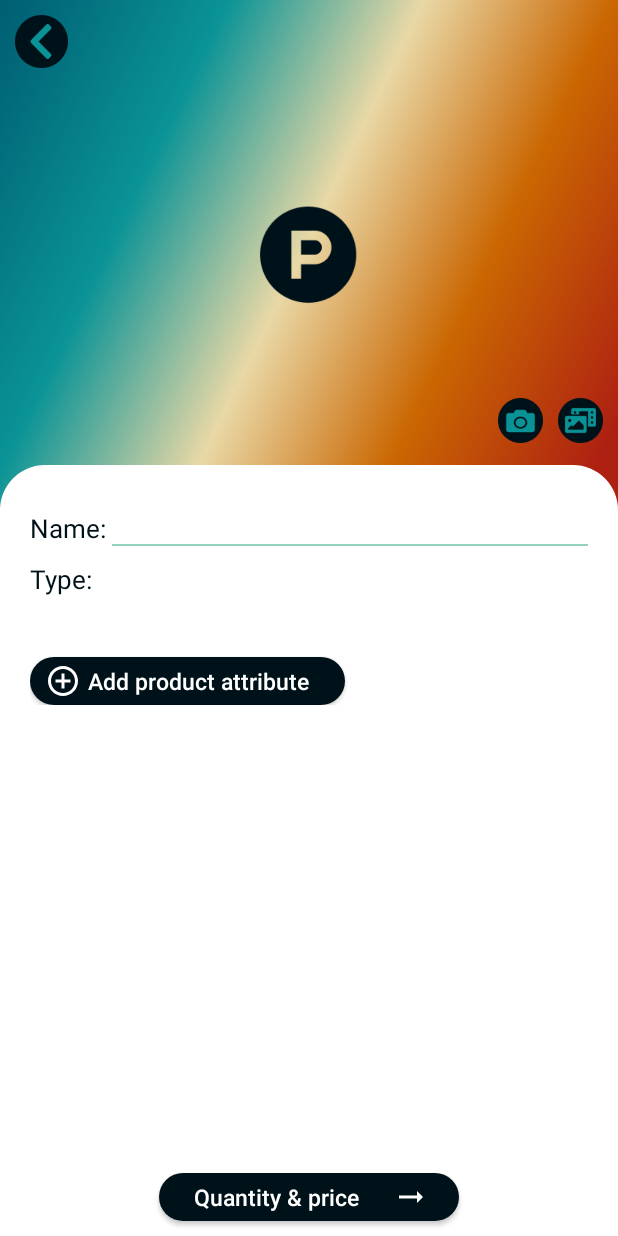
After one commit to Anhduy-git/Hanbai, an Android app: the NewProductActivity screen opened directly, with no data from a screen before it, on a phone screen of 412 x 824 dp. The commit adds this screen. Run offline under Robolectric (Android 15) with nearby library versions, the phone set to English and light mode, and no system bars.

Commit message:
new product page

```diff
--- a/AndroidApp/app/build.gradle
+++ b/AndroidApp/app/build.gradle
@@ -38,4 +38,6 @@ dependencies {
     androidTestImplementation 'androidx.test.espresso:espresso-core:3.4.0'
     implementation 'de.hdodenhof:circleimageview:3.1.0'
     implementation "androidx.cardview:cardview:1.0.0"
+    //noinspection GradleCompatible
+    implementation 'com.android.support:design:29.0.0'
 }
--- a/AndroidApp/app/src/main/AndroidManifest.xml
+++ b/AndroidApp/app/src/main/AndroidManifest.xml
@@ -10,8 +10,12 @@
         android:supportsRtl="true"
         android:theme="@style/Theme.AndroidApp">
         <activity
-            android:name=".NewClientActivity" android:theme="@style/NoStatusBar"
+            android:name=".NewProductActivity"
             android:exported="false" />
+        <activity
+            android:name=".NewClientActivity"
+            android:exported="false"
+            android:theme="@style/NoStatusBar" />
         <activity
             android:name=".NewOrderActivity"
             android:exported="false" />
--- /dev/null
+++ b/AndroidApp/app/src/main/java/com/example/androidapp/NewProductActivity.java
@@ -0,0 +1,14 @@
+package com.example.androidapp;
+
+import androidx.appcompat.app.AppCompatActivity;
+
+import android.os.Bundle;
+
+public class NewProductActivity extends AppCompatActivity {
+
+    @Override
+    protected void onCreate(Bundle savedInstanceState) {
+        super.onCreate(savedInstanceState);
+        setContentView(R.layout.activity_new_product);
+    }
+}
--- /dev/null
+++ b/AndroidApp/app/src/main/res/drawable/arrow_icon.xml
@@ -0,0 +1,5 @@
+<vector android:autoMirrored="true" android:height="24dp"
+    android:tint="#FFFFFF" android:viewportHeight="24"
+    android:viewportWidth="24" android:width="24dp" xmlns:android="http://schemas.android.com/apk/res/android">
+    <path android:fillColor="@android:color/white" android:pathData="M16.01,11H4v2h12.01v3L20,12l-3.99,-4z"/>
+</vector>
--- /dev/null
+++ b/AndroidApp/app/src/main/res/drawable/bg_white_product.xml
@@ -0,0 +1,6 @@
+<?xml version="1.0" encoding="utf-8"?>
+<shape android:shape="rectangle" xmlns:android="http://schemas.android.com/apk/res/android">
+    <solid android:color="@color/white"></solid>
+    <corners android:topLeftRadius="30dp"
+        android:topRightRadius="30dp"></corners>
+</shape>
--- /dev/null
+++ b/AndroidApp/app/src/main/res/drawable/plus_cir_icon.xml
@@ -0,0 +1,5 @@
+<vector android:height="24dp" android:tint="#FFFFFF"
+    android:viewportHeight="24" android:viewportWidth="24"
+    android:width="24dp" xmlns:android="http://schemas.android.com/apk/res/android">
+    <path android:fillColor="@android:color/white" android:pathData="M13,7h-2v4L7,11v2h4v4h2v-4h4v-2h-4L13,7zM12,2C6.48,2 2,6.48 2,12s4.48,10 10,10 10,-4.48 10,-10S17.52,2 12,2zM12,20c-4.41,0 -8,-3.59 -8,-8s3.59,-8 8,-8 8,3.59 8,8 -3.59,8 -8,8z"/>
+</vector>
--- /dev/null
+++ b/AndroidApp/app/src/main/res/layout/activity_new_product.xml
@@ -0,0 +1,148 @@
+<?xml version="1.0" encoding="utf-8"?>
+<RelativeLayout xmlns:android="http://schemas.android.com/apk/res/android"
+    xmlns:tools="http://schemas.android.com/tools"
+    android:layout_width="match_parent"
+    android:layout_height="match_parent"
+    android:background="@color/white"
+    xmlns:app="http://schemas.android.com/apk/res-auto"
+    tools:context=".NewProductActivity">
+    <Button
+        android:layout_width="35dp"
+        android:layout_height="35dp"
+        android:layout_marginLeft="10dp"
+        android:layout_marginTop="10dp"
+        android:background="@drawable/back_btn_1"></Button>
+    <androidx.coordinatorlayout.widget.CoordinatorLayout
+        android:layout_width="match_parent"
+        android:layout_height="match_parent">
+        <com.google.android.material.appbar.AppBarLayout
+            android:id="@+id/appbar"
+            android:layout_width="match_parent"
+            android:layout_height="wrap_content"
+            android:theme="@style/Theme.AndroidApp"
+            android:fitsSystemWindows="true">
+            <com.google.android.material.appbar.CollapsingToolbarLayout
+                android:layout_width="match_parent"
+                android:layout_height="match_parent"
+                app:layout_scrollFlags="scroll|snap|exitUntilCollapsed">
+
+                <ImageView
+                    android:layout_width="match_parent"
+                    android:layout_height="340dp"
+                    android:scaleType="centerCrop"
+                    android:src="@drawable/product_ava_default"
+                    app:layout_collapseMode="parallax" />
+                <View
+                    android:layout_width="match_parent"
+                    android:layout_height="30dp"
+                    android:background="@drawable/bg_white_product"
+                    android:layout_gravity="bottom">
+                </View>
+            </com.google.android.material.appbar.CollapsingToolbarLayout>
+        </com.google.android.material.appbar.AppBarLayout>
+
+        <androidx.core.widget.NestedScrollView
+            android:layout_width="match_parent"
+            android:layout_height="match_parent"
+            android:background="@color/white"
+            app:layout_behavior="@string/appbar_scrolling_view_behavior">
+            <LinearLayout
+                android:layout_width="match_parent"
+                android:layout_height="wrap_content"
+                android:orientation="vertical"
+                android:paddingLeft="20dp"
+                android:paddingRight="20dp">
+                <LinearLayout
+                    android:layout_width="match_parent"
+                    android:layout_height="wrap_content"
+                    android:orientation="horizontal"
+                    android:layout_marginBottom="10dp">
+                    <TextView
+                        android:layout_width="wrap_content"
+                        android:layout_height="wrap_content"
+                        android:text="Name: "
+                        android:textSize="17sp"
+                        android:textColor="@color/f_color"></TextView>
+                    <EditText
+                        android:layout_width="match_parent"
+                        android:layout_height="wrap_content"
+                        android:background="@drawable/border_bottom_1"
+                        android:textCursorDrawable="@null"
+                        android:textSize="17sp"
+                        android:inputType="text"
+                        android:textColor="@color/f_color"
+                        android:maxLines="1"></EditText>
+                </LinearLayout>
+
+                <LinearLayout
+                    android:layout_width="match_parent"
+                    android:layout_height="wrap_content"
+                    android:layout_marginBottom="20dp"
+                    android:orientation="horizontal">
+                    <TextView
+                        android:layout_width="wrap_content"
+                        android:layout_height="wrap_content"
+                        android:text="Type: "
+                        android:textSize="17sp"
+                        android:textColor="@color/f_color"></TextView>
+                    <Spinner
+                        android:layout_width="match_parent"
+                        android:layout_height="wrap_content"
+                        android:background="@drawable/bg_transparent">
+                    </Spinner>
+                </LinearLayout>
+
+                <androidx.recyclerview.widget.RecyclerView
+                    android:layout_width="match_parent"
+                    android:layout_height="wrap_content"
+                    android:layout_marginBottom="20dp">
+
+                </androidx.recyclerview.widget.RecyclerView>
+
+                <Button
+                    android:layout_width="210dp"
+                    android:layout_height="32dp"
+                    android:background="@drawable/bg_f_color"
+                    android:text="Add product attribute"
+                    android:textColor="@color/white"
+                    android:textAllCaps="false"
+                    android:textSize="15dp"
+                    android:paddingLeft="10dp"
+                    android:drawableLeft="@drawable/plus_cir_icon"
+                    android:paddingRight="20dp"></Button>
+            </LinearLayout>
+        </androidx.core.widget.NestedScrollView>
+        <LinearLayout
+            android:layout_width="wrap_content"
+            android:layout_height="wrap_content"
+            android:orientation="horizontal"
+            app:layout_anchor="@id/appbar"
+            app:layout_anchorGravity="bottom|end"
+            android:layout_marginEnd="10dp"
+            android:translationY="-60dp">
+            <Button
+                android:layout_width="30dp"
+                android:layout_height="30dp"
+                android:background="@drawable/cam_btn"
+                android:layout_marginEnd="10dp"></Button>
+            <Button
+                android:layout_width="30dp"
+                android:layout_height="30dp"
+                android:background="@drawable/lib_btn"></Button>
+        </LinearLayout>
+    </androidx.coordinatorlayout.widget.CoordinatorLayout>
+
+    <Button
+        android:layout_width="200dp"
+        android:layout_height="32dp"
+        android:background="@drawable/bg_f_color"
+        android:layout_alignParentBottom="true"
+        android:layout_centerHorizontal="true"
+        android:layout_marginBottom="10dp"
+        android:text="Quantity &amp; price"
+        android:textColor="@color/white"
+        android:textAllCaps="false"
+        android:textSize="15dp"
+        android:drawableRight="@drawable/arrow_icon"
+        android:paddingRight="20dp"></Button>
+</RelativeLayout>
```
Also changed, not shown: AndroidApp/app/src/main/res/layout/activity_new_client.xml (+20 -18 lines), AndroidApp/app/src/main/res/layout/fragment_product.xml (+66 -3 lines), AndroidApp/app/src/main/res/drawable-v24/product_ava_default.png (added).
